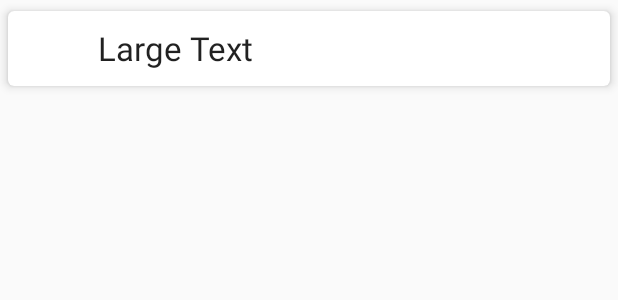
After one commit to antonlpe/moviles, an Android app: the layout row_item_layout.xml on its own in the app's theme, with its tools: preview values and no code run, on a phone screen of 412 x 824 dp. The commit adds this screen. Shown: the top 300 px of the screen. Run offline under Robolectric (Android 15) with nearby library versions, the phone set to English and light mode, and no system bars; network calls fail.

Commit message:
rogelio update

```diff
--- a/app/build.gradle
+++ b/app/build.gradle
@@ -20,6 +20,7 @@ android {
 }
 
 
+
 dependencies {
     compile fileTree(dir: 'libs', include: ['*.jar'])
     androidTestCompile('com.android.support.test.espresso:espresso-core:2.2.2', {
@@ -30,9 +31,13 @@ dependencies {
         exclude group: 'org.json', module: 'json'
     }
 
+    compile 'com.android.support:recyclerview-v7:25.3.1'
+    compile 'com.android.support:cardview-v7:25.3.1'
+
     compile 'com.android.support:appcompat-v7:25.3.1'
     compile 'com.google.code.gson:gson:2.4'
     compile 'com.android.volley:volley:1.0.0'
     compile 'com.google.android.gms:play-services:10.0.1'
+    compile 'com.android.support:support-v4:25.3.1'
     testCompile 'junit:junit:4.12'
 }
--- a/app/src/main/AndroidManifest.xml
+++ b/app/src/main/AndroidManifest.xml
@@ -18,7 +18,7 @@
         android:label="@string/app_name"
         android:supportsRtl="true"
         android:theme="@style/AppTheme">
-        <activity android:name=".MainActivity">
+        <activity android:name=".Activities.MainActivity">
             <intent-filter>
                 <action android:name="android.intent.action.MAIN" />
 
@@ -46,7 +46,7 @@
             android:value="@string/google_maps_key" />
 
         <activity
-            android:name=".GoogleMaps"
+            android:name=".Activities.GoogleMaps"
             android:label="@string/title_activity_google_maps"></activity>
     </application>
 
--- a/app/src/main/java/com/example/anton/gijonwifi/GoogleMaps.java
+++ b/app/src/main/java/com/example/anton/gijonwifi/Activities/GoogleMaps.java
@@ -1,4 +1,4 @@
-package com.example.anton.gijonwifi;
+package com.example.anton.gijonwifi.Activities;
 
 import android.content.Intent;
 import android.support.v4.app.Fragment;
@@ -7,6 +7,7 @@ import android.os.Bundle;
 import android.support.v4.app.FragmentManager;
 import android.support.v7.app.AppCompatActivity;
 
+import com.example.anton.gijonwifi.R;
 import com.google.android.gms.maps.CameraUpdateFactory;
 import com.google.android.gms.maps.GoogleMap;
 import com.google.android.gms.maps.OnMapReadyCallback;
--- a/app/src/main/java/com/example/anton/gijonwifi/JSON/Datos.java
+++ b/app/src/main/java/com/example/anton/gijonwifi/Data/Datos.java
@@ -1,4 +1,4 @@
-package com.example.anton.gijonwifi.JSON;
+package com.example.anton.gijonwifi.Data;
 
 import java.util.ArrayList;
 import java.util.List;
--- a/app/src/main/java/com/example/anton/gijonwifi/JSON/GsonRequest.java
+++ b/app/src/main/java/com/example/anton/gijonwifi/Data/GsonRequest.java
@@ -1,4 +1,4 @@
-package com.example.anton.gijonwifi.JSON;
+package com.example.anton.gijonwifi.Data;
 
 import com.android.volley.AuthFailureError;
 import com.android.volley.NetworkResponse;
@@ -8,7 +8,6 @@ import com.android.volley.Response;
 import com.android.volley.toolbox.HttpHeaderParser;
 import com.google.gson.Gson;
 import com.google.gson.GsonBuilder;
-import com.google.gson.JsonObject;
 import com.google.gson.JsonSyntaxException;
 
 import org.json.JSONException;
--- a/app/src/main/java/com/example/anton/gijonwifi/JSON/Localizacion.java
+++ b/app/src/main/java/com/example/anton/gijonwifi/Data/Localizacion.java
@@ -1,4 +1,4 @@
-package com.example.anton.gijonwifi.JSON;
+package com.example.anton.gijonwifi.Data;
 
 import com.google.gson.annotations.SerializedName;
 
--- a/app/src/main/java/com/example/anton/gijonwifi/JSON/Nombre.java
+++ b/app/src/main/java/com/example/anton/gijonwifi/Data/Nombre.java
@@ -1,4 +1,4 @@
-package com.example.anton.gijonwifi.JSON;
+package com.example.anton.gijonwifi.Data;
 
 import com.google.gson.annotations.SerializedName;
 
--- a/app/src/main/java/com/example/anton/gijonwifi/JSON/ObjetoWifi.java
+++ b/app/src/main/java/com/example/anton/gijonwifi/Data/ObjetoWifi.java
@@ -1,4 +1,4 @@
-package com.example.anton.gijonwifi.JSON;
+package com.example.anton.gijonwifi.Data;
 
 import com.google.gson.annotations.SerializedName;
 
--- a/app/src/main/java/com/example/anton/gijonwifi/JSON/VolleyManager.java
+++ b/app/src/main/java/com/example/anton/gijonwifi/Data/VolleyManager.java
@@ -1,4 +1,4 @@
-package com.example.anton.gijonwifi.JSON;
+package com.example.anton.gijonwifi.Data;
 
 import android.content.Context;
 import android.graphics.Bitmap;
--- a/app/src/main/res/layout/activity_google_maps.xml
+++ b/app/src/main/res/layout/activity_google_maps.xml
@@ -5,4 +5,4 @@
     android:name="com.google.android.gms.maps.SupportMapFragment"
     android:layout_width="match_parent"
     android:layout_height="match_parent"
-    tools:context="com.example.anton.gijonwifi.GoogleMaps" />
+    tools:context="com.example.anton.gijonwifi.Activities.GoogleMaps" />
--- /dev/null
+++ b/app/src/main/res/layout/row_item_layout.xml
@@ -0,0 +1,31 @@
+<android.support.v7.widget.CardView xmlns:android="http://schemas.android.com/apk/res/android"
+    xmlns:card_view="http://schemas.android.com/apk/res-auto"
+    android:id="@+id/cardview"
+    android:layout_width="match_parent"
+    android:layout_height="wrap_content"
+    card_view:cardCornerRadius="4dp"
+    card_view:cardElevation="4dp"
+    card_view:cardUseCompatPadding="true">
+
+    <RelativeLayout
+        android:layout_width="wrap_content"
+        android:layout_height="wrap_content">
+
+        <ImageView
+            android:id="@+id/image"
+            android:layout_width="50dp"
+            android:layout_height="50dp"
+            android:scaleType="centerCrop" />
+
+        <TextView
+            android:id="@+id/text"
+            android:layout_width="wrap_content"
+            android:layout_height="wrap_content"
+            android:textAppearance="?android:attr/textAppearanceLarge"
+            android:text="Large Text"
+            android:layout_toRightOf="@+id/image"
+            android:layout_centerVertical="true"
+            android:layout_marginLeft="10dp" />
+
+    </RelativeLayout>
+</android.support.v7.widget.CardView>
--- a/app/src/main/res/values/strings.xml
+++ b/app/src/main/res/values/strings.xml
@@ -2,4 +2,7 @@
     <string name="app_name">GijonWifi</string>
     <string name="ayuda">Ayuda</string>
     <string name="title_activity_google_maps">Map</string>
+
+    <!-- TODO: Remove or change this placeholder text -->
+    <string name="hello_blank_fragment">Hello blank fragment</string>
 </resources>
```
Also changed, not shown: app/src/main/java/com/example/anton/gijonwifi/Activities/MainActivity.java (renamed from app/src/main/java/com/example/anton/gijonwifi/MainActivity.java, +18 -10 lines), app/src/main/java/com/example/anton/gijonwifi/Data/Adapter.java (added, +83 -0 lines), app/src/main/java/com/example/anton/gijonwifi/Data/RVItems.java (added, +40 -0 lines), app/src/main/java/com/example/anton/gijonwifi/Fragments/Fragment_list.java (added, +95 -0 lines), app/src/main/res/layout/activity_main.xml (+4 -4 lines), app/src/main/res/layout/fragment_list.xml (added, +13 -0 lines).
